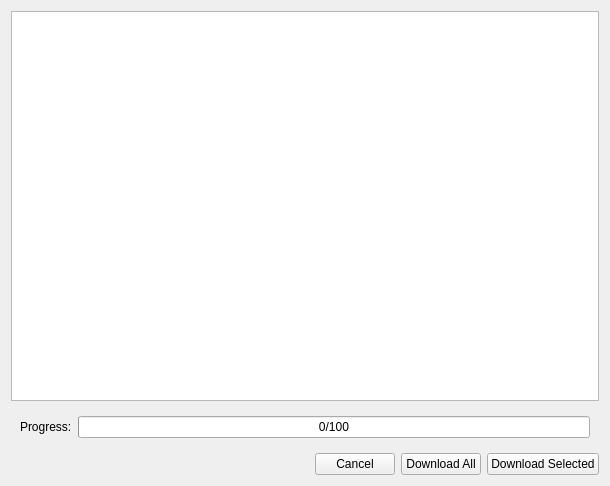
Above: fantasynamegeneratordownloadwidget.ui from ganelonhb/QDMSuite before the change. Below: the same form after it.
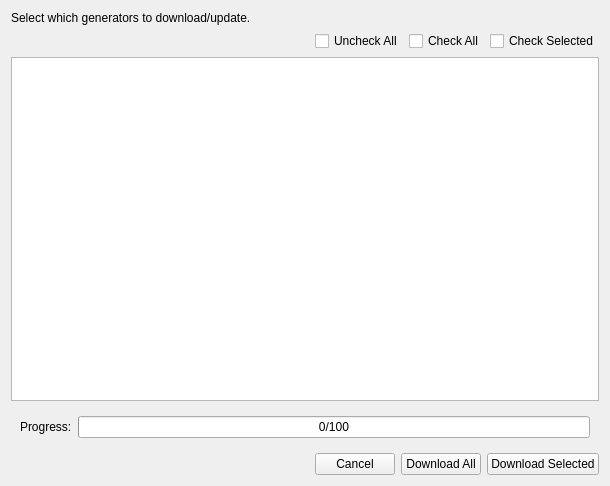
That is the form after the change. Icons and pictures are not drawn.

Commit message: work on easy selection of items in FantasyNameGeneratorDownloadWidget

Diff of the .ui file:
```diff
--- a/fantasynamegeneratordownloadwidget.ui
+++ b/fantasynamegeneratordownloadwidget.ui
@@ -18,6 +18,54 @@
     <normaloff>:/ui/imgs/logo.svg</normaloff>:/ui/imgs/logo.svg</iconset>
   </property>
   <layout class="QVBoxLayout" name="verticalLayout">
+   <item>
+    <widget class="QLabel" name="label_2">
+     <property name="text">
+      <string>Select which generators to download/update.</string>
+     </property>
+    </widget>
+   </item>
+   <item>
+    <layout class="QHBoxLayout" name="horizontalLayout_3">
+     <item>
+      <spacer name="horizontalSpacer_2">
+       <property name="orientation">
+        <enum>Qt::Orientation::Horizontal</enum>
+       </property>
+       <property name="sizeHint" stdset="0">
+        <size>
+         <width>40</width>
+         <height>20</height>
+        </size>
+       </property>
+      </spacer>
+     </item>
+     <item>
+      <widget class="QCheckBox" name="unCheckAll">
+       <property name="enabled">
+        <bool>true</bool>
+       </property>
+       <property name="text">
+        <string>Uncheck All</string>
+       </property>
+      </widget>
+     </item>
+     <item>
+      <widget class="QCheckBox" name="checkAllCheckBox">
+       <property name="text">
+        <string>Check All</string>
+       </property>
+      </widget>
+     </item>
+     <item>
+      <widget class="QCheckBox" name="checkSelectedCheckBox">
+       <property name="text">
+        <string>Check Selected</string>
+       </property>
+      </widget>
+     </item>
+    </layout>
+   </item>
    <item>
     <widget class="QTreeWidget" name="treeWidget">
      <attribute name="headerVisible">
```
Left out of the diff: 6 changed lines with no effect on the pictures. The commit also changes 6 other files.
